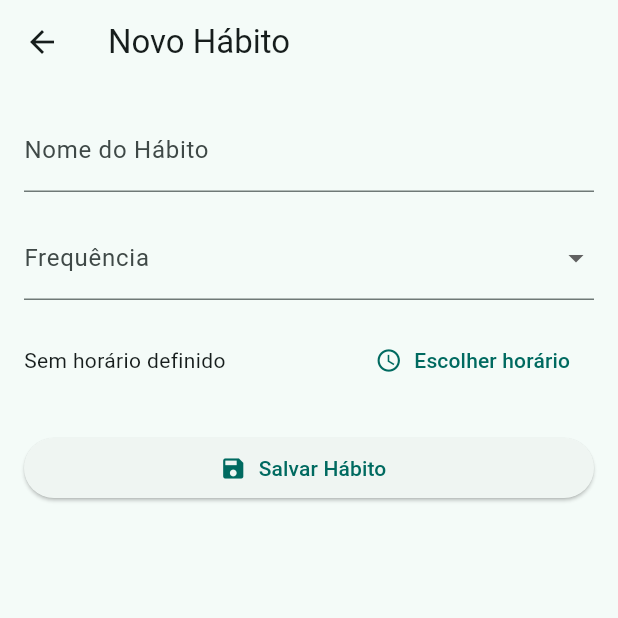
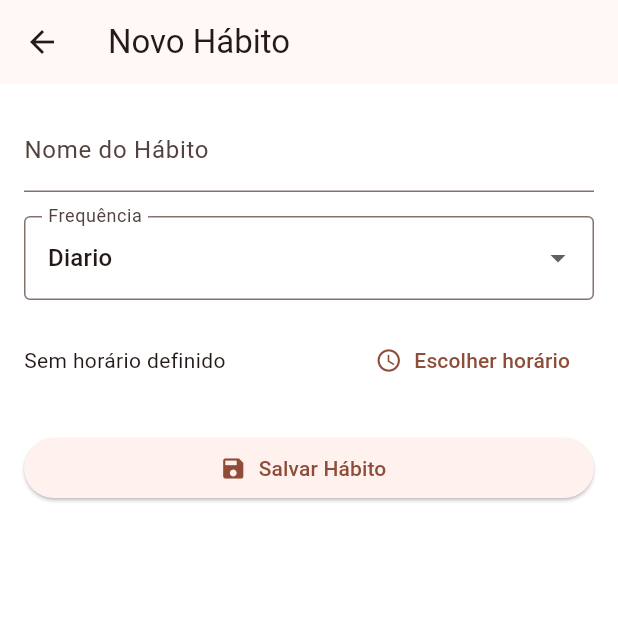
Before and after one commit to Biguelini/Aplicativo-de-Habito, a Flutter app: the screen it shows after launch, after a tap on the "add" icon, on a phone screen of 412 x 824 dp, the top half of it. Run offline on Flutter 3.47's test engine with Material 3 defaults, Android fonts, the phone set to English and light mode, and no system bars.

Commit message:
começando a estilizar

```diff
--- /dev/null
+++ b/flutter_aula_1/devtools_options.yaml
@@ -0,0 +1,3 @@
+description: This file stores settings for Dart & Flutter DevTools.
+documentation: https://docs.flutter.dev/tools/devtools/extensions#configure-extension-enablement-states
+extensions:
--- a/flutter_aula_1/lib/main.dart
+++ b/flutter_aula_1/lib/main.dart
@@ -4,7 +4,6 @@ import 'package:flutter_aula_1/screens/habito_detail_screen.dart';
 import 'package:flutter_aula_1/screens/habito_form_screen.dart';
 import 'package:flutter_aula_1/screens/home_screen.dart';
 import 'package:provider/provider.dart';
-
 
 void main() {
   runApp(const HabitoTrackerApp());
@@ -19,7 +18,11 @@ class HabitoTrackerApp extends StatelessWidget {
       create: (ctx) => HabitoProvider(),
       child: MaterialApp(
         title: 'Acompanhamento de Habito',
-        theme: ThemeData(useMaterial3: true, colorSchemeSeed: Colors.teal),
+        theme: ThemeData(
+          useMaterial3: true,
+          colorScheme: ColorScheme.fromSeed(seedColor: Colors.deepOrange),
+          scaffoldBackgroundColor: Colors.white,
+        ),
         debugShowCheckedModeBanner: false,
         initialRoute: '/',
         routes: {
--- a/flutter_aula_1/lib/models/habito.dart
+++ b/flutter_aula_1/lib/models/habito.dart
@@ -24,7 +24,7 @@ class Habito {
     // marca o habito como finalizado pro dia atual
     final today = DateTime.now();
     if (!isCompletedToday()) {
-      completedDates.add(DateTime(today.day, today.month, today.year));
+      completedDates.add(DateTime(today.year, today.month, today.day));
     }
   }
 
@@ -39,7 +39,7 @@ class Habito {
     );
   }
 
-  void undoToday() { // remove o registro de hoje caso o user desmarque
+  void undoToday() {
     final today = DateTime.now();
     completedDates.removeWhere(
       (date) =>
--- a/flutter_aula_1/lib/screens/habito_form_screen.dart
+++ b/flutter_aula_1/lib/screens/habito_form_screen.dart
@@ -13,7 +13,7 @@ class _HabitoFormScreenState extends State<HabitoFormScreen> {
   final _formKey = GlobalKey<FormState>();
 
   String _name = '';
-  String _frequency = '';
+  String? _frequency = 'Diario'; // Inicializamos como null
   String _icon = '';
   TimeOfDay? _reminderTime;
 
@@ -25,7 +25,7 @@ class _HabitoFormScreenState extends State<HabitoFormScreen> {
 
     Provider.of<HabitoProvider>(context, listen: false).addHabito(
       name: _name,
-      frequency: _frequency,
+      frequency: _frequency!, // Garantimos que a frequência tenha valor
       icon: _icon,
       reminderTime: _reminderTime,
     );
@@ -53,7 +53,7 @@ class _HabitoFormScreenState extends State<HabitoFormScreen> {
   @override
   Widget build(BuildContext context) {
     return Scaffold(
-      appBar: AppBar(title: const Text('Novo Hábito')),
+      appBar: AppBar(title: Text('Novo Hábito')),
       body: Padding(
         padding: const EdgeInsets.all(16.0),
         child: Form(
@@ -64,7 +64,7 @@ class _HabitoFormScreenState extends State<HabitoFormScreen> {
                 decoration: const InputDecoration(labelText: 'Nome do Hábito'),
                 validator: (value) {
                   if (value == null || value.trim().isEmpty) {
-                    return 'Por favor, inisira um nome.';
+                    return 'Por favor, insira um nome.';
                   }
                   return null;
                 },
@@ -72,17 +72,31 @@ class _HabitoFormScreenState extends State<HabitoFormScreen> {
               ),
               const SizedBox(height: 16),
               DropdownButtonFormField<String>(
+                decoration: InputDecoration(
+                  labelText: 'Frequência',
+                  border: OutlineInputBorder(),
+                ),
                 value: _frequency,
-                items: const [
-                  DropdownMenuItem(value: 'Diário', child: Text('Diário')),
-                  DropdownMenuItem(value: 'Semanal', child: Text('Semanal')),
-                ],
+                items:
+                    ['Diario', 'Semanal']
+                        .map(
+                          (option) => DropdownMenuItem(
+                            value: option,
+                            child: Text(option),
+                          ),
+                        )
+                        .toList(),
                 onChanged: (value) {
                   setState(() {
-                    _frequency = value!;
+                    _frequency = value;
                   });
                 },
-                decoration: const InputDecoration(labelText: 'Frequência'),
+                validator: (value) {
+                  if (value == null) {
+                    return 'Selecione uma frequência.';
+                  }
+                  return null;
+                },
               ),
               const SizedBox(height: 16),
               Row(
@@ -94,7 +108,6 @@ class _HabitoFormScreenState extends State<HabitoFormScreen> {
                           : 'Horário: ${_reminderTime!.format(context)}',
                     ),
                   ),
-
                   TextButton.icon(
                     onPressed: _pickTime,
                     icon: const Icon(Icons.access_time),
--- a/flutter_aula_1/lib/screens/home_screen.dart
+++ b/flutter_aula_1/lib/screens/home_screen.dart
@@ -1,5 +1,6 @@
 import 'package:flutter/material.dart';
 import 'package:flutter_aula_1/providers/habito_provider.dart';
+import 'package:flutter_aula_1/utils.dart';
 import 'package:flutter_aula_1/widgets/habito_title.dart';
 import 'package:provider/provider.dart';
 
@@ -10,20 +11,59 @@ class HomeScreen extends StatelessWidget {
   Widget build(BuildContext context) {
     final habitoProvider = Provider.of<HabitoProvider>(context);
     final habitos = habitoProvider.habitos;
+    final saudacao = Utils.saudacao();
+    final hoje = DateTime.now();
+    final dataFormatada = '${Utils.formatarData(hoje)}'; // Crie essa função
 
     return Scaffold(
-      appBar: AppBar(title: const Text('Meus Hábitos')),
+      appBar: null,
 
-      body:
+      body: Column(
+        children: [
+          SafeArea(
+            child: Container(
+              width:
+                  double.infinity, // Garante que ocupe toda a largura da tela
+              padding: const EdgeInsets.all(16), // Ajustando o padding
+              child: Column(
+                crossAxisAlignment: CrossAxisAlignment.start,
+                children: [
+                  Text(dataFormatada, style: const TextStyle(fontSize: 16)),
+                  const SizedBox(height: 8),
+                  RichText(
+                    text: TextSpan(
+                      style: const TextStyle(fontSize: 28, color: Colors.black),
+                      children: [
+                        TextSpan(text: '$saudacao, '),
+                        const TextSpan(
+                          text: 'Usuário!',
+                          style: TextStyle(
+                            color: Colors.deepOrange,
+                            fontWeight: FontWeight.bold,
+                          ),
+                        ),
+                      ],
+                    ),
+                  ),
+                ],
+              ),
+            ),
+          ),
+          // Verificação se há hábitos ou não
           habitos.isEmpty
               ? const Center(child: Text('Nenhum hábito cadastrado ainda.'))
-              : ListView.builder(
-                itemCount: habitos.length,
-                itemBuilder: (ctx, index) {
-                  final habito = habitos[index];
-                  return HabitoTitle(habito: habito);
-                },
+              : Expanded(
+                // Garantir que o ListView ocupe o espaço disponível
+                child: ListView.builder(
+                  itemCount: habitos.length,
+                  itemBuilder: (ctx, index) {
+                    final habito = habitos[index];
+                    return HabitoTitle(habito: habito);
+                  },
+                ),
               ),
+        ],
+      ),
 
       floatingActionButton: FloatingActionButton(
         onPressed: () {
--- /dev/null
+++ b/flutter_aula_1/lib/utils.dart
@@ -0,0 +1,32 @@
+class Utils {
+  static String saudacao() {
+    final hora = DateTime.now().hour;
+    if (hora < 12) {
+      return 'Bom dia';
+    } else if (hora < 18) {
+      return 'Boa tarde';
+    } else {
+      return 'Boa noite';
+    }
+  }
+
+  static String formatarData(DateTime data) {
+    final dias = ['Dom', 'Seg', 'Ter', 'Qua', 'Qui', 'Sex', 'Sáb'];
+    final meses = [
+      'Janeiro',
+      'Fevereiro',
+      'Março',
+      'Abril',
+      'Maio',
+      'Junho',
+      'Julho',
+      'Agosto',
+      'Setembro',
+      'Outubro',
+      'Novembro',
+      'Dezembro',
+    ];
+
+    return '${dias[data.weekday % 7]}, ${data.day} ${meses[data.month - 1]} ${data.year}';
+  }
+}
```
Also changed, not shown: flutter_aula_1/lib/screens/habito_detail_screen.dart (+11 -2 lines), flutter_aula_1/lib/widgets/habito_title.dart (+45 -8 lines).
